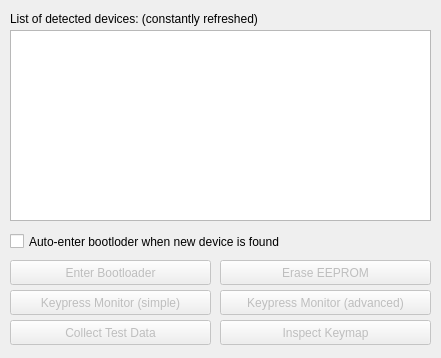
Qt form keyboards/xwhatsit/util/util/mainwindow.ui (razerbann/qmk_firmware) before a commit.
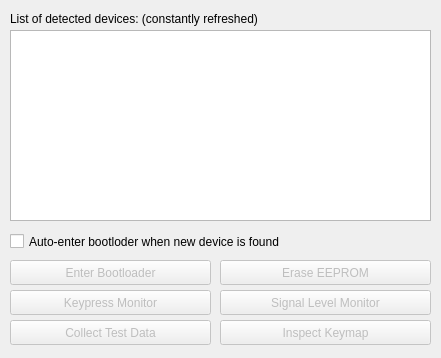
The same form after that commit.

Commit message: xwhatsit util gui: added support for signal level monitor

Diff of the .ui file:
```diff
--- a/keyboards/xwhatsit/util/util/mainwindow.ui
+++ b/keyboards/xwhatsit/util/util/mainwindow.ui
@@ -62,7 +62,7 @@
      </rect>
     </property>
     <property name="text">
-     <string>Keypress Monitor (simple)</string>
+     <string>Keypress Monitor</string>
     </property>
    </widget>
    <widget class="QPushButton" name="pushButton_3">
@@ -94,7 +94,7 @@
      </rect>
     </property>
     <property name="text">
-     <string>Keypress Monitor (advanced)</string>
+     <string>Signal Level Monitor</string>
     </property>
    </widget>
    <widget class="QPushButton" name="eraseEepromPushButton">
```
Left out of the diff: 2 changed lines with no effect on the pictures. The commit also changes 10 other files.
